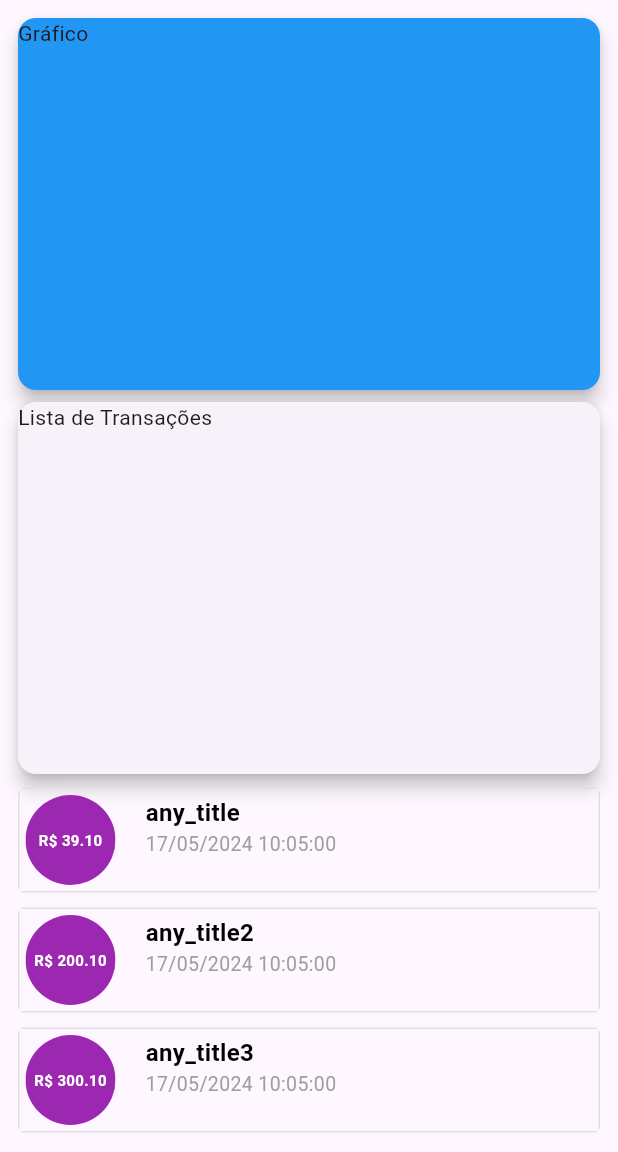
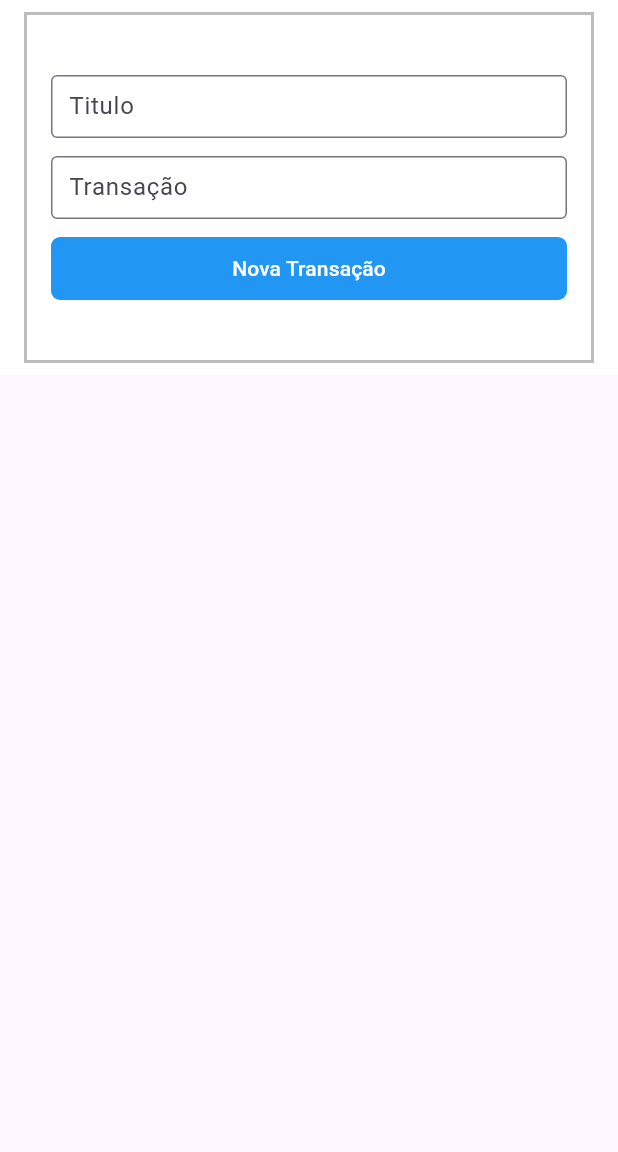
Before and after one commit to Luke0195/despesa-app, a Flutter app: the screen it shows after launch, on a phone screen of 412 x 824 dp, the part 84-1236 px from its top. Run offline on Flutter 3.47's test engine with Material 3 defaults, Android fonts, the phone set to English and light mode, and no system bars.

Commit message:
feat: add textfield widget

```diff
--- a/lib/main.dart
+++ b/lib/main.dart
@@ -10,6 +10,6 @@ class ExpensesApp extends StatelessWidget {
 
   @override
   Widget build(BuildContext context) {
-    return const MaterialApp(home: Home());
+    return const MaterialApp(home: Home(), debugShowCheckedModeBanner: false);
   }
 }
--- a/lib/ui/screens/home/components/transaction_item.dart
+++ b/lib/ui/screens/home/components/transaction_item.dart
@@ -21,7 +21,7 @@ class TransactionItem extends StatelessWidget {
         ),
         decoration: BoxDecoration(
             border: Border.all(color: Colors.grey.shade300, width: 1)),
-        child: Padding(
+        child: Container(
           padding: const EdgeInsets.all(4.0),
           child: Row(
             crossAxisAlignment: CrossAxisAlignment.center,
--- a/lib/ui/screens/home/index.dart
+++ b/lib/ui/screens/home/index.dart
@@ -1,9 +1,15 @@
 import 'package:despesas/entities/transaction/index.dart';
 import 'package:despesas/ui/screens/home/components/transaction_item.dart';
 import 'package:flutter/material.dart';
+import 'package:flutter/painting.dart';
+import 'package:flutter/rendering.dart';
+import 'package:flutter/widgets.dart';
 
 class Home extends StatelessWidget {
-  const Home({super.key});
+  Home({super.key});
+
+  final titleController = TextEditingController();
+  final valueController = TextEditingController();
 
   @override
   Widget build(BuildContext context) {
@@ -34,27 +40,88 @@ class Home extends StatelessWidget {
                 Icon(Icons.add, color: Colors.white)
               ],
             )),
-        body: Padding(
-          padding: const EdgeInsets.all(8.0),
+        body: Container(
+            color: Colors.white,
+            padding: const EdgeInsets.only(left: 8, right: 8),
+            child: SizedBox(
+              height: 250,
+              child: Container(
+                  decoration: BoxDecoration(
+                      border:
+                          Border.all(width: 2, color: Colors.grey.shade400)),
+                  padding: const EdgeInsets.only(left: 8, right: 8),
+                  margin: const EdgeInsets.all(8),
                   child: Column(
-            mainAxisAlignment: MainAxisAlignment.spaceAround,
-            crossAxisAlignment: CrossAxisAlignment.stretch,
+                    mainAxisAlignment: MainAxisAlignment.center,
+                    crossAxisAlignment: CrossAxisAlignment.center,
                     children: [
-              const Expanded(
-                child: Card(
-                  color: Colors.blue,
-                  elevation: 5,
-                  child: Text('Gráfico'),
+                      SizedBox(
+                        height: 42,
+                        child: Padding(
+                          padding: const EdgeInsets.only(left: 8, right: 8),
+                          child: TextField(
+                            onChanged: (value) => titleController.text = value,
+                            textAlignVertical: TextAlignVertical.center,
+                            decoration: InputDecoration(
+                                contentPadding: const EdgeInsets.all(8),
+                                labelText: 'Titulo',
+                                hintText: 'Informe o Título da Transação',
+                                focusColor: Colors.blue.shade400,
+                                border: OutlineInputBorder(
+                                    borderSide: BorderSide(
+                                        width: 1,
+                                        color: Colors.blue.shade500))),
                           ),
                         ),
-              const Expanded(
-                  child: Card(
-                elevation: 5,
-                child: Text('Lista de Transações'),
+                      ),
+                      const SizedBox(height: 12),
+                      SizedBox(
+                        height: 42,
+                        child: Padding(
+                          padding: const EdgeInsets.only(left: 8.0, right: 8.0),
+                          child: TextField(
+                            keyboardType: TextInputType.phone,
+                            onChanged: (value) =>
+                                {valueController.text = value},
+                            textAlignVertical: TextAlignVertical.center,
+                            decoration: InputDecoration(
+                                contentPadding: const EdgeInsets.all(8),
+                                labelText: 'Transação',
+                                hintText: 'Informe o Valor da Transação R\$ ',
+                                focusColor: Colors.blue.shade400,
+                                border: OutlineInputBorder(
+                                    borderSide: BorderSide(
+                                        width: 1,
+                                        color: Colors.blue.shade500))),
+                          ),
+                        ),
+                      ),
+                      const SizedBox(height: 12),
+                      Padding(
+                        padding: const EdgeInsets.only(left: 8, right: 8),
+                        child: SizedBox(
+                          height: 42,
+                          width: double.infinity,
+                          child: TextButton(
+                              onPressed: null,
+                              style: ButtonStyle(
+                                  elevation:
+                                      const MaterialStatePropertyAll(5.0),
+                                  shape: MaterialStatePropertyAll(
+                                      RoundedRectangleBorder(
+                                          borderRadius:
+                                              BorderRadius.circular(6.0))),
+                                  backgroundColor:
+                                      const MaterialStatePropertyAll(
+                                          Colors.blue)),
+                              child: const Text(
+                                'Nova Transação',
+                                style: TextStyle(color: Colors.white),
                               )),
-              Column(children: [...widgetTransactions])
+                        ),
+                      )
                     ],
-          ),
-        ));
+                  )),
+            )));
   }
 }
```
Lines whose indentation alone changed are shown as unchanged.
